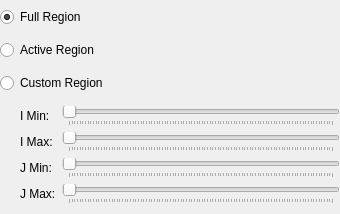
Old version of the form libs/guicore/region/region2dsettingeditwidget.ui in the repository i-RIC/prepost-gui.
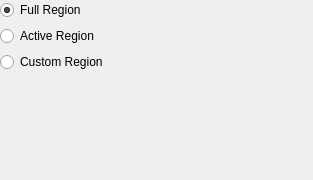
New version of the form. Custom widgets are drawn as their Qt base class.

Commit message: Streamlines, particles dialog update Bird eye visualization window update Grid bird eye window update Function to draw contour lines added

Patch:
```diff
--- a/libs/guicore/region/region2dsettingeditwidget.ui
+++ b/libs/guicore/region/region2dsettingeditwidget.ui
@@ -6,8 +6,8 @@
    <rect>
     <x>0</x>
     <y>0</y>
-    <width>340</width>
-    <height>214</height>
+    <width>313</width>
+    <height>180</height>
    </rect>
   </property>
   <property name="windowTitle">
@@ -69,88 +69,11 @@
       </spacer>
      </item>
      <item>
-      <layout class="QGridLayout" name="gridLayout">
-       <item row="0" column="0">
-        <widget class="QLabel" name="iMinLabel">
-         <property name="text">
-          <string>I Min:</string>
-         </property>
-        </widget>
-       </item>
-       <item row="0" column="1">
-        <widget class="SliderWithValue" name="iMinSlider">
-         <property name="enabled">
-          <bool>false</bool>
-         </property>
-         <property name="orientation">
-          <enum>Qt::Horizontal</enum>
-         </property>
-         <property name="tickPosition">
-          <enum>QSlider::TicksBelow</enum>
-         </property>
-        </widget>
-       </item>
-       <item row="1" column="0">
-        <widget class="QLabel" name="iMaxLabel">
-         <property name="text">
-          <string>I Max:</string>
-         </property>
-        </widget>
-       </item>
-       <item row="1" column="1">
-        <widget class="SliderWithValue" name="iMaxSlider">
-         <property name="enabled">
-          <bool>false</bool>
-         </property>
-         <property name="orientation">
-          <enum>Qt::Horizontal</enum>
-         </property>
-         <property name="tickPosition">
-          <enum>QSlider::TicksBelow</enum>
-         </property>
-        </widget>
-       </item>
-       <item row="2" column="0">
-        <widget class="QLabel" name="jMinLabel">
-         <property name="text">
-          <string>J Min:</string>
-         </property>
-        </widget>
-       </item>
-       <item row="2" column="1">
-        <widget class="SliderWithValue" name="jMinSlider">
-         <property name="enabled">
-          <bool>false</bool>
-         </property>
-         <property name="orientation">
-          <enum>Qt::Horizontal</enum>
-         </property>
-         <property name="tickPosition">
-          <enum>QSlider::TicksBelow</enum>
-         </property>
-        </widget>
-       </item>
-       <item row="3" column="0">
-        <widget class="QLabel" name="jMaxLabel">
-         <property name="text">
-          <string>J Max:</string>
-         </property>
-        </widget>
-       </item>
-       <item row="3" column="1">
-        <widget class="SliderWithValue" name="jMaxSlider">
-         <property name="enabled">
-          <bool>false</bool>
-         </property>
-         <property name="orientation">
-          <enum>Qt::Horizontal</enum>
-         </property>
-         <property name="tickPosition">
-          <enum>QSlider::TicksBelow</enum>
-         </property>
-        </widget>
-       </item>
-      </layout>
+      <widget class="RegionRange2dSettingEditWidget" name="rangeWidget" native="true">
+       <property name="enabled">
+        <bool>false</bool>
+       </property>
+      </widget>
      </item>
     </layout>
    </item>
@@ -158,9 +81,10 @@
  </widget>
  <customwidgets>
   <customwidget>
-   <class>SliderWithValue</class>
-   <extends>QSlider</extends>
-   <header>guibase/widget/sliderwithvalue.h</header>
+   <class>RegionRange2dSettingEditWidget</class>
+   <extends>QWidget</extends>
+   <header>guicore/region/regionrange2dsettingeditwidget.h</header>
+   <container>1</container>
   </customwidget>
  </customwidgets>
  <resources/>
```
Left out of the diff: 58 changed lines with no effect on the pictures. The commit also changes 989 other files.
